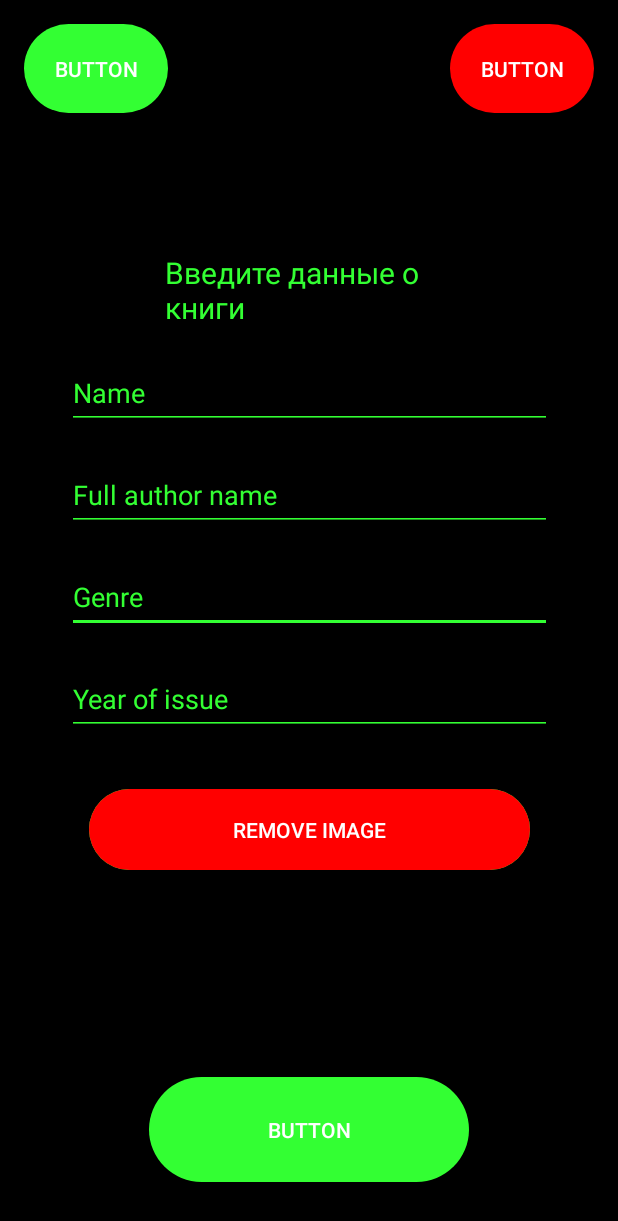
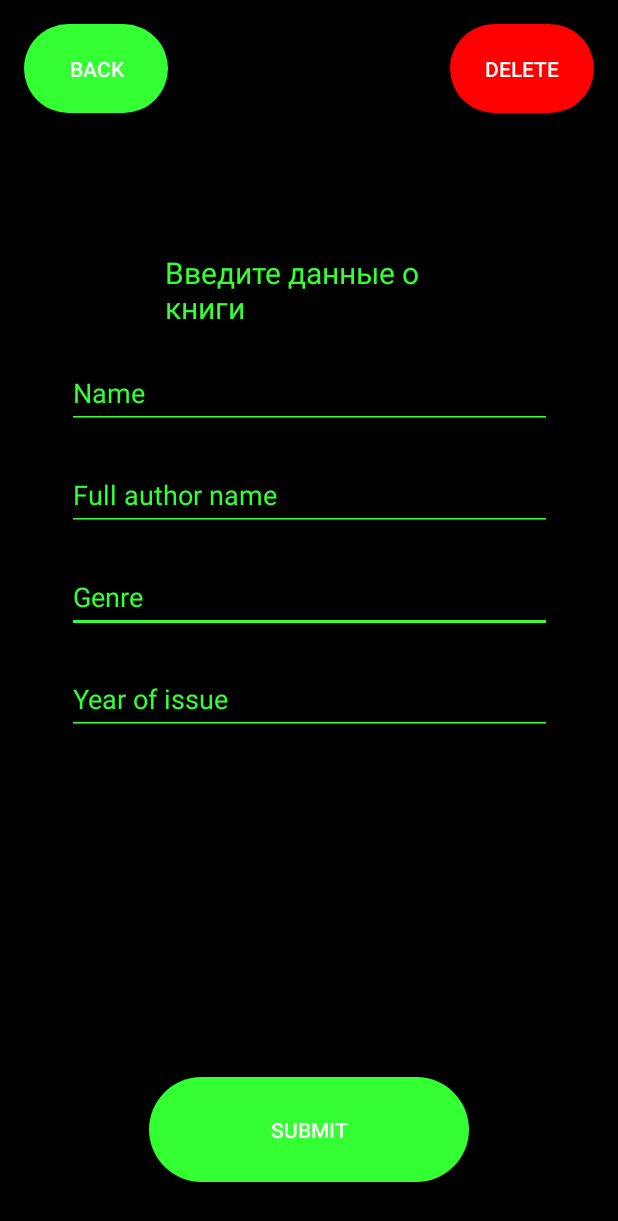
Before and after one commit to Andrey-Chekotovsky/Android-development-labs, an Android app: the layout fragment_redact_book.xml on its own in the app's theme, with its tools: preview values and no code run, on a phone screen of 412 x 824 dp. Shown: the top 1221 px of the screen. Run offline under Robolectric (Android 15) with nearby library versions, the phone set to English and light mode, and no system bars.

Commit message:
Fixed redact and add views

```diff
--- a/app/src/main/res/layout/fragment_redact_book.xml
+++ b/app/src/main/res/layout/fragment_redact_book.xml
@@ -5,8 +5,7 @@
     android:layout_width="match_parent"
     android:layout_height="match_parent"
     android:background="@color/black"
-    android:orientation="vertical"
-    tools:context=".Activities.FillBookInfoActivity">
+    android:orientation="vertical">
 
     <Button
         android:id="@+id/delete_button"
@@ -14,7 +13,7 @@
         android:layout_height="59dp"
         android:layout_marginTop="16dp"
         android:layout_marginEnd="16dp"
-        android:text="Button"
+        android:text="Delete"
         android:background="@drawable/red_button"
         app:layout_constraintEnd_toEndOf="parent"
         app:layout_constraintTop_toTopOf="parent" />
@@ -25,33 +24,11 @@
         android:layout_height="59dp"
         android:layout_marginStart="16dp"
         android:layout_marginTop="16dp"
-        android:text="Button"
+        android:text="Back"
         android:background="@drawable/green_button"
         app:layout_constraintStart_toStartOf="parent"
         app:layout_constraintTop_toTopOf="parent" />
 
-    <Button
-        android:id="@+id/image_add_button"
-        android:layout_width="294dp"
-        android:layout_height="54dp"
-        android:layout_marginTop="36dp"
-        android:background="@drawable/green_button"
-        android:text="Add image"
-        app:layout_constraintEnd_toEndOf="parent"
-        app:layout_constraintStart_toStartOf="parent"
-        app:layout_constraintTop_toBottomOf="@+id/year_field" />
-
-
-    <Button
-        android:id="@+id/image_delete_button"
-        android:layout_width="294dp"
-        android:layout_height="54dp"
-        android:layout_marginTop="36dp"
-        android:background="@drawable/red_button"
-        android:text="Remove image"
-        app:layout_constraintEnd_toEndOf="parent"
-        app:layout_constraintStart_toStartOf="parent"
-        app:layout_constraintTop_toBottomOf="@+id/year_field" />
 
     <EditText
         android:id="@+id/genre_field"
@@ -114,7 +91,7 @@
         android:layout_width="213dp"
         android:layout_height="70dp"
         android:layout_marginBottom="36dp"
-        android:text="Button"
+        android:text="Submit"
         app:layout_constraintBottom_toBottomOf="parent"
         app:layout_constraintEnd_toEndOf="parent"
         app:layout_constraintStart_toStartOf="parent"
```
Also changed, not shown: app/src/main/res/layout/fragment_fill_book_info.xml (+4 -27 lines).
